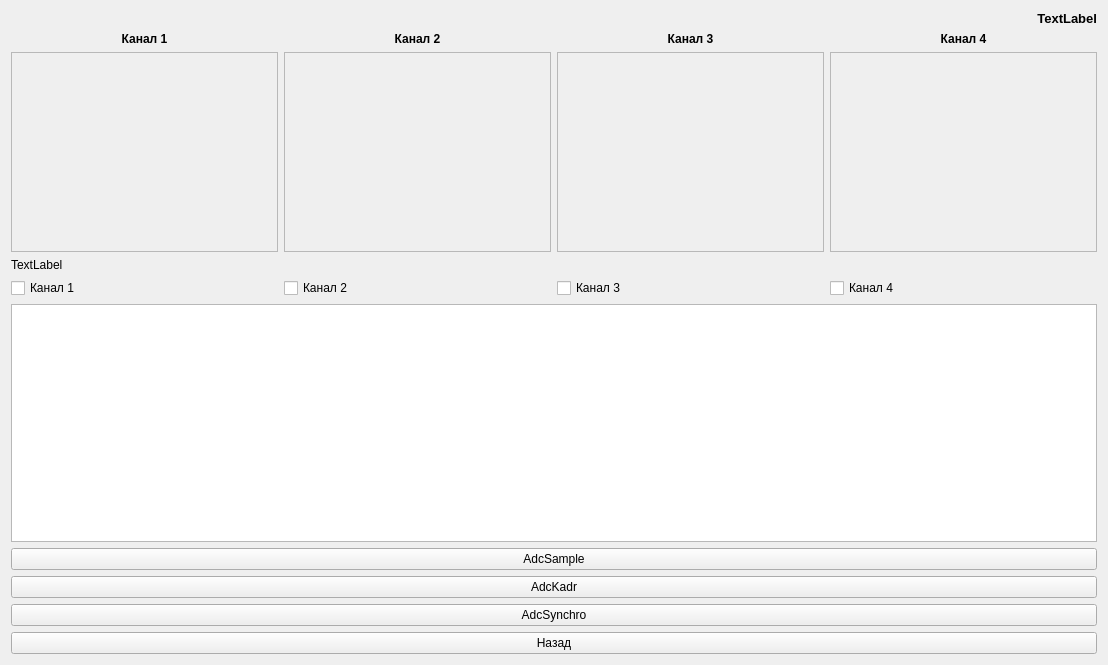
Old version of the form widget.ui in the repository krang4d/Agrekola.
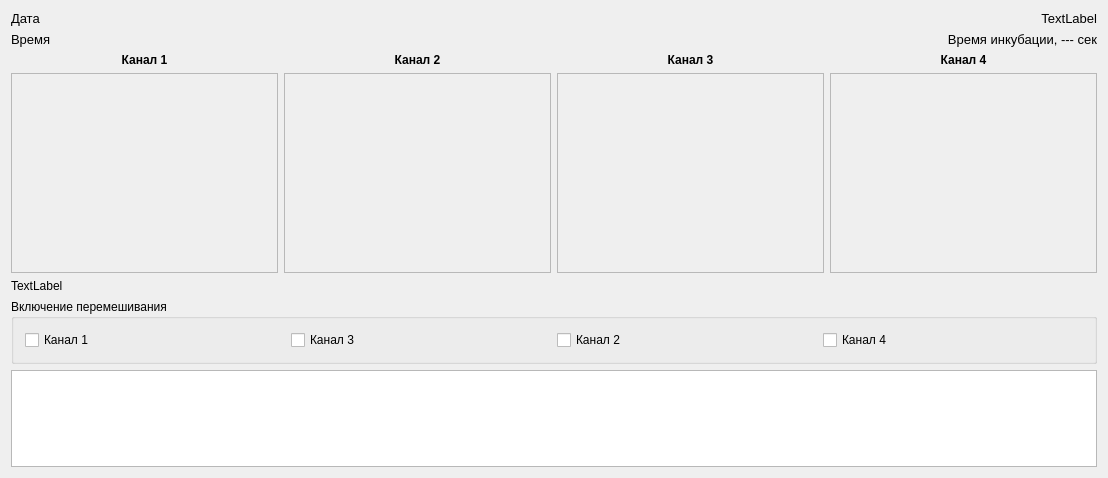
New version of the form. Custom widgets are drawn as their Qt base class.

What changed in the file:
```diff
--- a/widget.ui
+++ b/widget.ui
@@ -7,7 +7,7 @@
     <x>0</x>
     <y>0</y>
     <width>1108</width>
-    <height>665</height>
+    <height>478</height>
    </rect>
   </property>
   <property name="font">
@@ -19,14 +19,56 @@
   <property name="windowTitle">
    <string>Widget</string>
   </property>
-  <layout class="QVBoxLayout" name="verticalLayout_2">
+  <layout class="QVBoxLayout" name="verticalLayout">
    <item>
+    <layout class="QGridLayout" name="gridLayout_datatime">
+     <item row="0" column="0">
+      <widget class="QLabel" name="label_date">
+       <property name="minimumSize">
+        <size>
+         <width>100</width>
+         <height>15</height>
+        </size>
+       </property>
+       <property name="font">
+        <font>
+         <pointsize>10</pointsize>
+         <weight>50</weight>
+         <bold>false</bold>
+        </font>
+       </property>
+       <property name="text">
+        <string>Дата</string>
+       </property>
+      </widget>
+     </item>
+     <item row="1" column="0">
+      <widget class="QLabel" name="label_time">
+       <property name="minimumSize">
+        <size>
+         <width>100</width>
+         <height>15</height>
+        </size>
+       </property>
+       <property name="font">
+        <font>
+         <pointsize>10</pointsize>
+         <weight>50</weight>
+         <bold>false</bold>
+        </font>
+       </property>
+       <property name="text">
+        <string>Время</string>
+       </property>
+      </widget>
+     </item>
+     <item row="0" column="1">
     <widget class="QLabel" name="label_TD">
      <property name="font">
       <font>
        <pointsize>10</pointsize>
-       <weight>75</weight>
-       <bold>true</bold>
+         <weight>50</weight>
+         <bold>false</bold>
       </font>
      </property>
      <property name="text">
@@ -37,8 +79,27 @@
      </property>
     </widget>
    </item>
+     <item row="1" column="1">
+      <widget class="QLabel" name="label_incube">
+       <property name="font">
+        <font>
+         <pointsize>10</pointsize>
+         <weight>50</weight>
+         <bold>false</bold>
+        </font>
+       </property>
+       <property name="text">
+        <string>Время инкубации, --- сек</string>
+       </property>
+       <property name="alignment">
+        <set>Qt::AlignRight|Qt::AlignTrailing|Qt::AlignVCenter</set>
+       </property>
+      </widget>
+     </item>
+    </layout>
+   </item>
    <item>
-    <layout class="QGridLayout" name="gridLayout">
+    <layout class="QGridLayout" name="gridLayout_plots">
      <item row="1" column="2">
       <widget class="QLabel" name="label_3">
        <property name="font">
@@ -229,6 +290,16 @@
     </widget>
    </item>
    <item>
+    <widget class="QGroupBox" name="groupBox">
+     <property name="font">
+      <font>
+       <weight>50</weight>
+       <bold>false</bold>
+      </font>
+     </property>
+     <property name="title">
+      <string>Включение перемешивания</string>
+     </property>
     <layout class="QHBoxLayout" name="horizontalLayout">
      <item>
       <widget class="QCheckBox" name="checkBox_1">
@@ -237,13 +308,6 @@
        </property>
       </widget>
      </item>
-     <item>
-      <widget class="QCheckBox" name="checkBox_2">
-       <property name="text">
-        <string>Канал 2</string>
-       </property>
-      </widget>
-     </item>
      <item>
       <widget class="QCheckBox" name="checkBox_3">
        <property name="text">
@@ -251,6 +315,13 @@
        </property>
       </widget>
      </item>
+      <item>
+       <widget class="QCheckBox" name="checkBox_2">
+        <property name="text">
+         <string>Канал 2</string>
+        </property>
+       </widget>
+      </item>
      <item>
       <widget class="QCheckBox" name="checkBox_4">
        <property name="text">
@@ -259,6 +330,7 @@
       </widget>
      </item>
     </layout>
+    </widget>
    </item>
    <item>
     <widget class="QTextEdit" name="textEdit">
@@ -273,38 +345,6 @@
      </property>
     </widget>
    </item>
-   <item>
-    <layout class="QVBoxLayout" name="verticalLayout">
-     <item>
-      <widget class="QPushButton" name="AdcSample">
-       <property name="text">
-        <string>AdcSample</string>
-       </property>
-      </widget>
-     </item>
-     <item>
-      <widget class="QPushButton" name="AdcKadr">
-       <property name="text">
-        <string>AdcKadr</string>
-       </property>
-      </widget>
-     </item>
-     <item>
-      <widget class="QPushButton" name="AdcSynchro">
-       <property name="text">
-        <string>AdcSynchro</string>
-       </property>
-      </widget>
-     </item>
-     <item>
-      <widget class="QPushButton" name="pushButton_back">
-       <property name="text">
-        <string>Назад</string>
-       </property>
-      </widget>
-     </item>
-    </layout>
-   </item>
   </layout>
  </widget>
  <layoutdefault spacing="6" margin="11"/>
```
Lines whose indentation alone changed are shown as unchanged.
